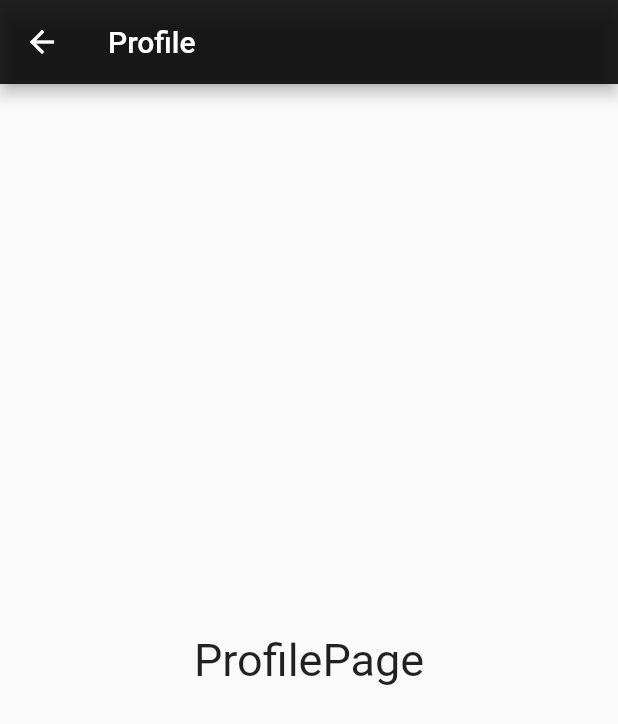
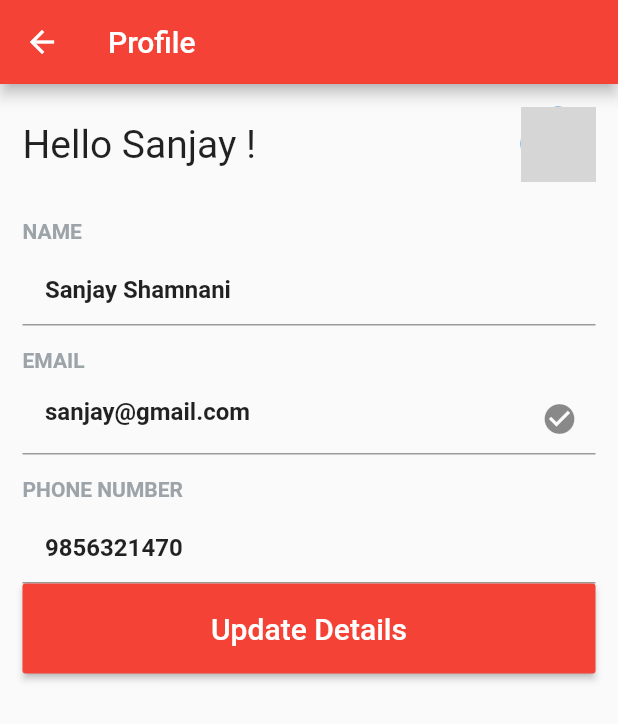
Before and after one commit to NirajBhavnani/LetsGo, a Flutter app: the ProfilePage screen opened directly, on a phone screen of 412 x 824 dp. Shown: the top 724 px of the screen. Run offline on Flutter 3.47's test engine with Material 2 defaults, Android fonts, the phone set to English and light mode, and no system bars; our stand-ins replace firebase_auth, flutter_spinkit, geolocator, google_maps_flutter; accounts and stored records are empty; network calls fail; grey boxes are pictures that could not be loaded.

Commit message:
Updated UI

```diff
--- a/lib/main.dart
+++ b/lib/main.dart
@@ -11,7 +11,7 @@ class MyApp extends StatelessWidget {
   Widget build(BuildContext context) {
     return StreamProvider<User>.value(
       value: AuthService().user,
-          child: MaterialApp(
+      child: MaterialApp(
         home: Wrapper(),
         debugShowCheckedModeBanner: false,
       ),
--- a/lib/screens/profile.dart
+++ /dev/null
@@ -1,24 +0,0 @@
-import 'package:flutter/material.dart';
-
-class ProfilePage extends StatefulWidget {
-  @override
-  _ProfilePageState createState() => _ProfilePageState();
-}
-
-class _ProfilePageState extends State<ProfilePage> {
-  @override
-  Widget build(BuildContext context) {
-    return Scaffold(
-      appBar: AppBar(
-        title: Text('Profile'),
-        backgroundColor: Colors.black87,
-      ),
-      body: Center(
-        child: Text(
-          'ProfilePage',
-          style: TextStyle(fontSize: 30.0),
-        ),
-      ),
-    );
-  }
-}
--- /dev/null
+++ b/lib/screens/profile_screen.dart
@@ -0,0 +1,82 @@
+import 'dart:io';
+
+import 'package:flutter/material.dart';
+import '../widgets/custom_text_form_field.dart';
+
+class ProfilePage extends StatefulWidget {
+  @override
+  _ProfilePageState createState() => _ProfilePageState();
+}
+
+class _ProfilePageState extends State<ProfilePage> {
+  @override
+  Widget build(BuildContext context) {
+    return Scaffold(
+      appBar: AppBar(
+        title: Text('Profile'),
+        backgroundColor: Colors.red,
+      ),
+      body: SingleChildScrollView(
+        child: Container(
+          padding: EdgeInsets.all(15.0),
+          child: Column(
+            crossAxisAlignment: CrossAxisAlignment.stretch,
+            children: <Widget>[
+              Row(
+                mainAxisAlignment: MainAxisAlignment.spaceBetween,
+                children: <Widget>[
+                  Text(
+                    "Hello Sanjay !",
+                    style:
+                        TextStyle(fontSize: 26.0)
+                  ),
+                  CircleAvatar(
+                    radius: 25.0,
+                    backgroundImage: NetworkImage(
+                        "https://pbs.twimg.com/profile_images/1214214436283568128/KyumFmOO.jpg"),
+                  )
+                ],
+              ),
+              SizedBox(
+                height: 25.0,
+              ),
+              CustomTextFormField(
+                hintText: "Name",
+                value: "Sanjay Shamnani",
+              ),
+              SizedBox(
+                height: 15.0,
+              ),
+              CustomTextFormField(
+                hintText: "Email",
+                value: "sanjay@gmail.com",
+                suffixIcon: Icon(
+                  Icons.check_circle,
+                ),
+              ),
+              SizedBox(
+                height: 15.0,
+              ),
+              CustomTextFormField(
+                hintText: "Phone Number",
+                value: "9856321470",
+              ),
+              ButtonTheme(
+                minWidth: double.infinity,
+                height: 60.0,
+                child: RaisedButton(
+                  onPressed: () {},
+                  child: Text(
+                    'Update Details',
+                    style: TextStyle(fontSize: 20.0),
+                  ),
+                  textColor: Colors.white,
+                  color: Colors.red,
+                ),
+              ),
+            ]
+          ),
+        ),
+      ));
+  }
+}
--- a/lib/screens/wrapper.dart
+++ b/lib/screens/wrapper.dart
@@ -1,7 +1,6 @@
 import 'package:flutter/material.dart';
 import 'package:letsgo/models/user.dart';
 import 'package:letsgo/screens/authenticate/authenticate.dart';
-import 'package:letsgo/screens/home/home.dart';
 import 'package:letsgo/screens/home/homepage.dart';
 import 'package:provider/provider.dart';
 
--- /dev/null
+++ b/lib/widgets/custom_text_form_field.dart
@@ -0,0 +1,62 @@
+import 'package:flutter/material.dart';
+
+class CustomTextFormField extends StatelessWidget {
+  final String hintText;
+  final double verticalPadding;
+  final String value;
+  final Icon suffixIcon;
+  final bool showLabel;
+  CustomTextFormField(
+      {@required this.hintText,
+      this.verticalPadding,
+      this.value,
+      this.suffixIcon,
+      this.showLabel = true});
+
+  @override
+  Widget build(BuildContext context) {
+    return SingleChildScrollView(
+      child: Column(
+        crossAxisAlignment: CrossAxisAlignment.stretch,
+        children: <Widget>[
+          showLabel
+              ? Text(
+                  hintText.toUpperCase(),
+                  style: TextStyle(
+                    fontWeight: FontWeight.w700,
+                    fontSize: 14.0,
+                    color: Color(0xFF9CA4AA),
+                  ),
+                )
+              : SizedBox(),
+          SizedBox(
+            height: 7.0,
+          ),
+          TextFormField(
+            initialValue: value,
+            style: TextStyle(
+              fontWeight: FontWeight.bold,
+            ),
+            decoration: InputDecoration(
+              suffixIcon: suffixIcon,
+              contentPadding: EdgeInsets.symmetric(
+                  vertical: verticalPadding != null ? verticalPadding : 10.0,
+                  horizontal: 15.0),
+              focusedBorder: OutlineInputBorder(
+                borderSide: BorderSide(
+                  color: Colors.grey[400],
+                ),
+              ),
+              hintText: hintText,
+              hintStyle: TextStyle(
+                fontWeight: FontWeight.w500,
+                fontSize: 16.0,
+                color: Colors.grey[400],
+              ),
+            ),
+          ),
+        ],
+      ),
+    );
+  }
+}
--- a/pubspec.yaml
+++ b/pubspec.yaml
@@ -33,8 +33,10 @@ dependencies:
   location: ^2.3.5
   rxdart: ^0.23.1
   google_maps_webservice: ^0.0.16
+  google_map_polyline: ^0.2.0+1
   geolocator: ^5.2.0
   http: ^0.12.0+4
+  flutter_google_places:
 
 dev_dependencies:
   flutter_test:
```
Also changed, not shown: lib/requests/google_maps_requests.dart (added, +14 -0 lines), lib/screens/about.dart (deleted, +0 -24 lines), lib/screens/home/home.dart (deleted, +0 -67 lines), lib/screens/home/homepage.dart (+136 -73 lines), lib/screens/my_rides.dart (added, +70 -0 lines), lib/widgets/ride_card.dart (added, +83 -0 lines), lib/widgets/ride_cards.dart (added, +15 -0 lines), pubspec.lock, 24 other files.
